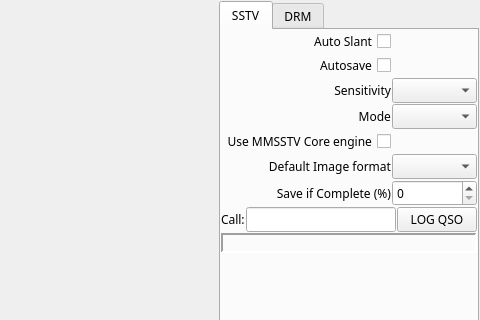
This is src/mainwidgets/rxwidget.ui in jbdubbs/QSSTV-Experimental as Qt 5 draws it before an edit; both pictures show x 513 to 993 and y 0 to 320 of the 993 by 651 pixel window. The edited form follows.
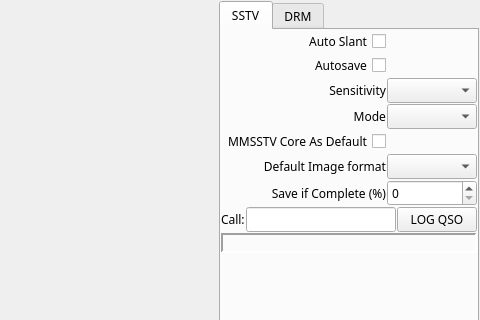
This is the edited form. The open tabs and pages were chosen to show the change. Icons and pictures are not drawn. Custom widgets are drawn as their Qt base class.

Commit message: Make RX's core-engine checkbox a simple per-mode default

The edit to the form file:
```diff
--- a/src/mainwidgets/rxwidget.ui
+++ b/src/mainwidgets/rxwidget.ui
@@ -353,7 +353,7 @@
               <enum>Qt::RightToLeft</enum>
              </property>
              <property name="text">
-              <string>Use MMSSTV Core engine</string>
+              <string>MMSSTV Core As Default</string>
              </property>
             </widget>
            </item>
```
Left out of the diff: 2 changed lines with no effect on the pictures. The commit also changes 9 other files.
